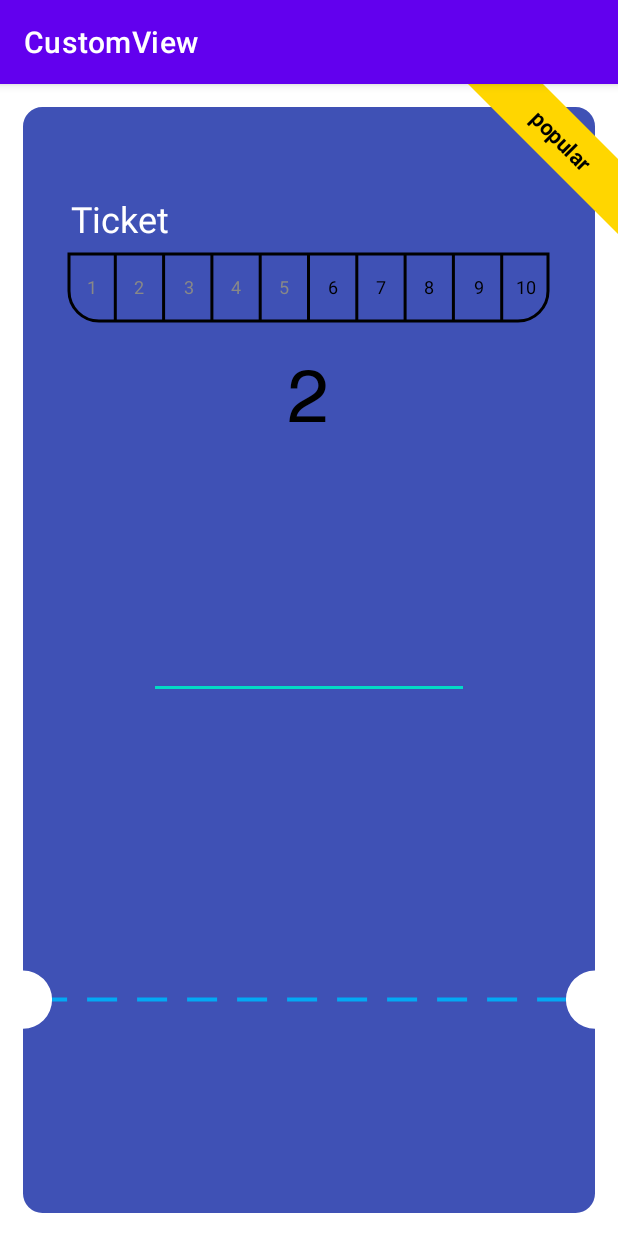
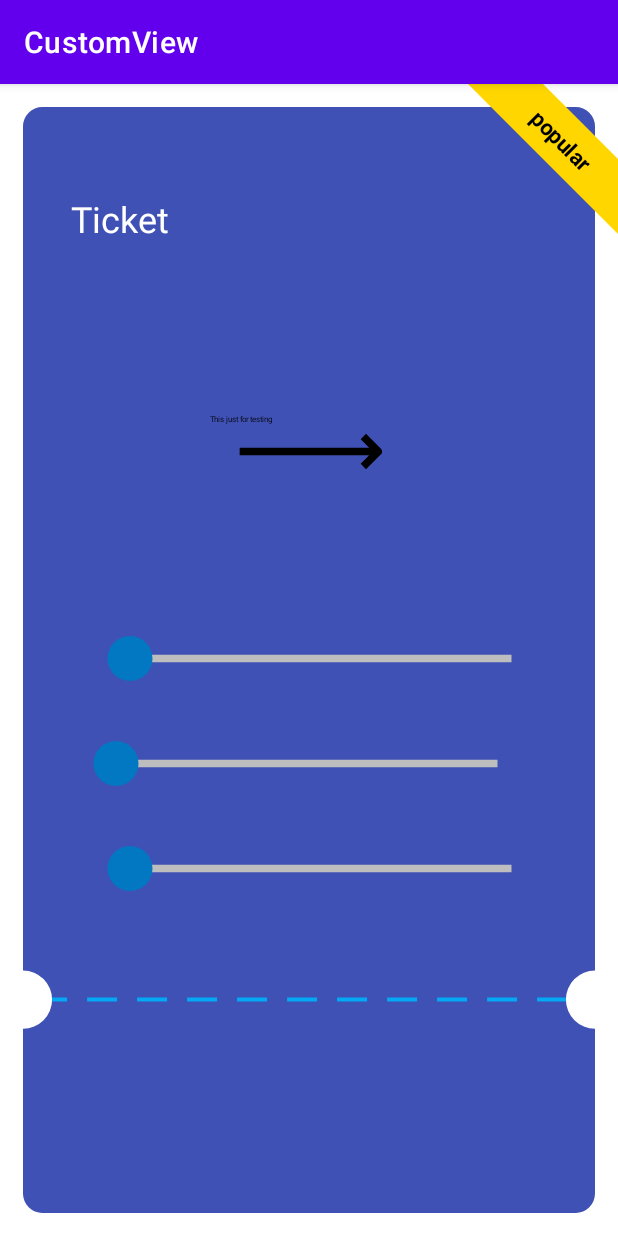
Before and after one commit to fast050/DrawShape, an Android app: the screen it shows after launch (MainActivity), on a phone screen of 412 x 824 dp. Run offline under Robolectric (Android 15) with nearby library versions, the phone set to English and light mode, and no system bars.

Commit message:
add Matrix Transformation , translate (move the shape in x,y) , rotate , home page and color

```diff
--- a/app/src/main/java/com/example/customview/MainActivity.kt
+++ b/app/src/main/java/com/example/customview/MainActivity.kt
@@ -4,7 +4,9 @@ import androidx.appcompat.app.AppCompatActivity
 import android.os.Bundle
 import android.widget.EditText
 import androidx.core.widget.addTextChangedListener
-import androidx.lifecycle.lifecycleScope
+import com.example.customview.matrix.ArrowShapeView
+import com.example.customview.matrix.ProgressSlider
+import com.example.customview.matrix.SliderChangeListener
 import com.example.customview.stateProgress.State
 import com.example.customview.stateProgress.StateProgress
 import kotlinx.coroutines.Job
@@ -14,51 +16,32 @@ import kotlinx.coroutines.launch
 
 class MainActivity : AppCompatActivity() {
 
-    private val states = listOf(
-        State("state 1"),
-        State("state 2"),
-        State("state 3 - longest name"),
-        State("state 4"),
-    )
-
-    private var stateChangeJob: Job? = null
-    private var currentStateIndex = -1
-    private lateinit var stateProgress : StateProgress
     override fun onCreate(savedInstanceState: Bundle?) {
         super.onCreate(savedInstanceState)
         setContentView(R.layout.activity_main)
-      val shapeChanger =  findViewById<ShapeChanger>(R.id.shapeChanger)
-      val textCustomView = findViewById<TextCustomView>(R.id.textCustomView)
-      stateProgress = findViewById(R.id.stateProgress)
-        findViewById<EditText>(R.id.editTextNumbers).apply{
-            addTextChangedListener {
-                textCustomView.setText(it.toString()/* , dpToPx(50f)*/ )
-                it?.toString()?.toIntOrNull()?.let {sides->
-                    shapeChanger.setSides(sides)
 
-                    if(this.text.length >3)
-                        this.text = null
-                    //textCustomView.setText(sides.toString())
-                }
+        val arrowShapeView :ArrowShapeView = findViewById(R.id.arrowShapeView)
+        val sliderX :ProgressSlider = findViewById(R.id.progressSliderX)
+        val sliderY :ProgressSlider = findViewById(R.id.progressSliderY)
+        val sliderRotate :ProgressSlider = findViewById(R.id.progressSliderRotate)
+
+
+        sliderX.sliderChangeListener = object :SliderChangeListener{
+            override fun onValueChanged(value: Float) {
+                arrowShapeView.startArrowX = value * arrowShapeView.width
+            }
+        }
+
+        sliderY.sliderChangeListener = object :SliderChangeListener{
+            override fun onValueChanged(value: Float) {
+                arrowShapeView.startArrowY = value * arrowShapeView.height
+            }
+        }
+
+        sliderRotate.sliderChangeListener = object :SliderChangeListener{
+            override fun onValueChanged(value: Float) {
+                arrowShapeView.rotationOfShape = value * 360
             }
         }
     }
-
-    override fun onStart() {
-        super.onStart()
-        stateChangeJob = lifecycleScope.launch {
-            delay(10)
-            stateProgress.bindStates(states)
-            while (isActive) {
-                stateProgress.bindCurrentState(states.getOrNull(currentStateIndex))
-                currentStateIndex = (currentStateIndex + 1) % (states.size + 1)
-                delay(1000)
-            }
-        }
-    }
-
-    override fun onStop() {
-        super.onStop()
-        stateChangeJob?.cancel()
-    }
 }
--- a/app/src/main/java/com/example/customview/matrix/ArrowShapeView.kt
+++ b/app/src/main/java/com/example/customview/matrix/ArrowShapeView.kt
@@ -17,6 +17,7 @@ class ArrowShapeView(context: Context?, attributeSet: AttributeSet) : View(conte
     private val arrowPath = Path()
     private val referenceArrowPath = Path()
     private val arrowPaint = Paint(Paint.ANTI_ALIAS_FLAG)
+    private val textPaint = Paint(Paint.ANTI_ALIAS_FLAG)
     private val transformationMatrix = Matrix()
     var startArrowX = 0f
         set(value) {
@@ -42,6 +43,13 @@ class ArrowShapeView(context: Context?, attributeSet: AttributeSet) : View(conte
             strokeWidth = dpToPx(ARROW_STROKE_SIZE)
             strokeJoin = Paint.Join.ROUND
         }
+
+        textPaint.apply {
+            color = Color.BLACK
+            style = Paint.Style.FILL
+            textSize = dpToPx(ARROW_STROKE_SIZE)
+            isAntiAlias = true
+        }
     }
 
     override fun onSizeChanged(w: Int, h: Int, oldw: Int, oldh: Int) {
@@ -56,13 +64,20 @@ class ArrowShapeView(context: Context?, attributeSet: AttributeSet) : View(conte
         arrowPath.reset()
         arrowPath.set(referenceArrowPath)
 
+        canvas?.drawText(
+            "This just for testing" ,
+            startArrowPathPointX - dpToPx(20f) ,
+            startArrowPathPointY - dpToPx(20f) ,
+            textPaint)
+
         transformationMatrix.reset()
+        transformationMatrix.postRotate(
+                rotationOfShape,
+        startArrowPathPointX ,
+        startArrowPathPointY
+        )
         transformationMatrix.postTranslate(startArrowX, startArrowY)
-        transformationMatrix.postRotate(
-            rotationOfShape,
-            startArrowPathPointX + startArrowX,
-            startArrowPathPointY + startArrowY
-        )
+
         arrowPath.transform(transformationMatrix)
 
         canvas?.drawPath(arrowPath, arrowPaint)
--- a/app/src/main/res/layout/activity_main.xml
+++ b/app/src/main/res/layout/activity_main.xml
@@ -55,57 +55,43 @@
                 app:layout_constraintEnd_toEndOf="parent"
                 app:layout_constraintTop_toTopOf="parent" />
 
-            <com.example.customview.ShapeChanger
-                android:id="@+id/shapeChanger"
-                android:layout_width="100dp"
-                android:layout_height="100dp"
-                app:layout_constraintBottom_toBottomOf="parent"
-                app:layout_constraintEnd_toEndOf="parent"
-                app:layout_constraintHorizontal_bias="0.498"
-                app:layout_constraintStart_toStartOf="parent"
-                app:layout_constraintTop_toBottomOf="@+id/customRibbon"
-                app:layout_constraintVertical_bias="0.29" />
-
-            <EditText
-                android:id="@+id/editTextNumbers"
-                android:layout_width="wrap_content"
-                android:layout_height="wrap_content"
-                android:ems="10"
-                android:inputType="number"
+            <com.example.customview.matrix.ArrowShapeView
+                android:id="@+id/arrowShapeView"
+                android:layout_width="277dp"
+                android:layout_height="186dp"
+                android:layout_marginTop="52dp"
                 app:layout_constraintEnd_toEndOf="parent"
                 app:layout_constraintStart_toStartOf="parent"
-                app:layout_constraintTop_toBottomOf="@+id/shapeChanger" />
+                app:layout_constraintTop_toBottomOf="@+id/customRibbon" />
 
-            <com.example.customview.stateProgress.StateProgress
-                android:id="@+id/stateProgress"
-                android:layout_width="260dp"
-                android:layout_height="163dp"
+            <com.example.customview.matrix.ProgressSlider
+                android:id="@+id/progressSliderX"
+                android:layout_width="299dp"
+                android:layout_height="50dp"
+                android:layout_marginTop="20dp"
                 app:layout_constraintEnd_toEndOf="parent"
                 app:layout_constraintStart_toStartOf="parent"
-                app:layout_constraintTop_toBottomOf="@+id/editTextNumbers" />
+                app:layout_constraintTop_toBottomOf="@+id/arrowShapeView" />
 
-            <com.example.customview.TextCustomView
-                android:id="@+id/textCustomView"
-                android:layout_width="0dp"
-                android:layout_height="0dp"
-                android:layout_marginTop="12dp"
-                android:layout_marginBottom="12dp"
-                app:layout_constraintBottom_toTopOf="@+id/shapeChanger"
-                app:layout_constraintEnd_toEndOf="@+id/shapeChanger"
-                app:layout_constraintHorizontal_bias="0.0"
-                app:layout_constraintStart_toStartOf="@+id/shapeChanger"
-                app:layout_constraintTop_toBottomOf="@+id/couponsView"
-                app:layout_constraintVertical_bias="0.818" />
+            <com.example.customview.matrix.ProgressSlider
+                android:id="@+id/progressSliderY"
+                android:layout_width="299dp"
+                android:layout_height="50dp"
+                android:layout_marginTop="20dp"
+                app:layout_constraintEnd_toEndOf="parent"
+                app:layout_constraintStart_toStartOf="parent"
+                app:layout_constraintTop_toBottomOf="@+id/progressSliderRotate" />
 
-            <com.example.customview.CouponsView
-                android:id="@+id/couponsView"
-                android:layout_width="322dp"
-                android:layout_height="47dp"
-                android:layout_marginTop="12dp"
+            <com.example.customview.matrix.ProgressSlider
+                android:id="@+id/progressSliderRotate"
+                android:layout_width="299dp"
+                android:layout_height="50dp"
                 app:layout_constraintEnd_toEndOf="parent"
-                app:layout_constraintHorizontal_bias="0.494"
+                android:layout_marginTop="20dp"
+                app:layout_constraintHorizontal_bias="0.419"
                 app:layout_constraintStart_toStartOf="parent"
-                app:layout_constraintTop_toBottomOf="@+id/customRibbon" />
+                app:layout_constraintTop_toBottomOf="@+id/progressSliderX" />
+
 
         </androidx.constraintlayout.widget.ConstraintLayout>
 
--- a/app/src/main/res/values/colors.xml
+++ b/app/src/main/res/values/colors.xml
@@ -10,4 +10,8 @@
 
     <color name="gray_light">#BEBEBE</color>
     <color name="primary_variant">#0378C2</color>
+    <color name="gray_dark">#272525</color>
+    <color name="green">#18BE31</color>
+    <color name="semi_transparent">#55FFFFFF</color>
+
 </resources>
```
